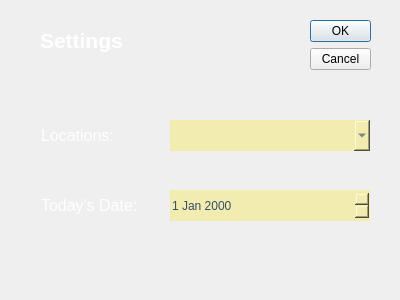
The window that frontend/ui/SettingsDialog.ui (mxrked/Medical-Office-Administration) describes before a commit, drawn with Qt 5.
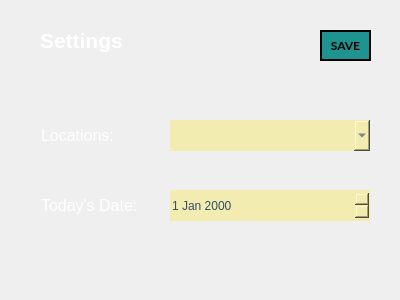
The same window after the commit. Icons and pictures are not drawn.

Commit message: Made custom buttons

Patch:
```diff
--- a/frontend/ui/SettingsDialog.ui
+++ b/frontend/ui/SettingsDialog.ui
@@ -30,22 +30,6 @@
 	border-image: url(:/newPrefix/imgs/app-bg.png);
 }</string>
   </property>
-  <widget class="QDialogButtonBox" name="buttonBox">
-   <property name="geometry">
-    <rect>
-     <x>310</x>
-     <y>20</y>
-     <width>61</width>
-     <height>51</height>
-    </rect>
-   </property>
-   <property name="orientation">
-    <enum>Qt::Vertical</enum>
-   </property>
-   <property name="standardButtons">
-    <set>QDialogButtonBox::Cancel|QDialogButtonBox::Ok</set>
-   </property>
-  </widget>
   <widget class="QLabel" name="label">
    <property name="geometry">
     <rect>
@@ -173,6 +157,40 @@
     <string>Settings</string>
    </property>
   </widget>
+  <widget class="QPushButton" name="settingsDialog_SaveBtn">
+   <property name="geometry">
+    <rect>
+     <x>320</x>
+     <y>30</y>
+     <width>51</width>
+     <height>31</height>
+    </rect>
+   </property>
+   <property name="font">
+    <font>
+     <family>Lato</family>
+     <pointsize>9</pointsize>
+     <weight>75</weight>
+     <bold>true</bold>
+    </font>
+   </property>
+   <property name="styleSheet">
+    <string notr="true">QPushButton {
+	border-image: none;
+	background-color: rgb(30, 147, 143);
+	color: black;
+	border: 2px solid black;
+}
+
+QPushButton::hover {
+	background-color: rgb(14, 81, 85);
+	color: white;
+}</string>
+   </property>
+   <property name="text">
+    <string>SAVE</string>
+   </property>
+  </widget>
  </widget>
  <resources>
   <include location="assets/qrc/app-bg.qrc"/>
```
Left out of the diff: 35 changed lines with no effect on the pictures.
